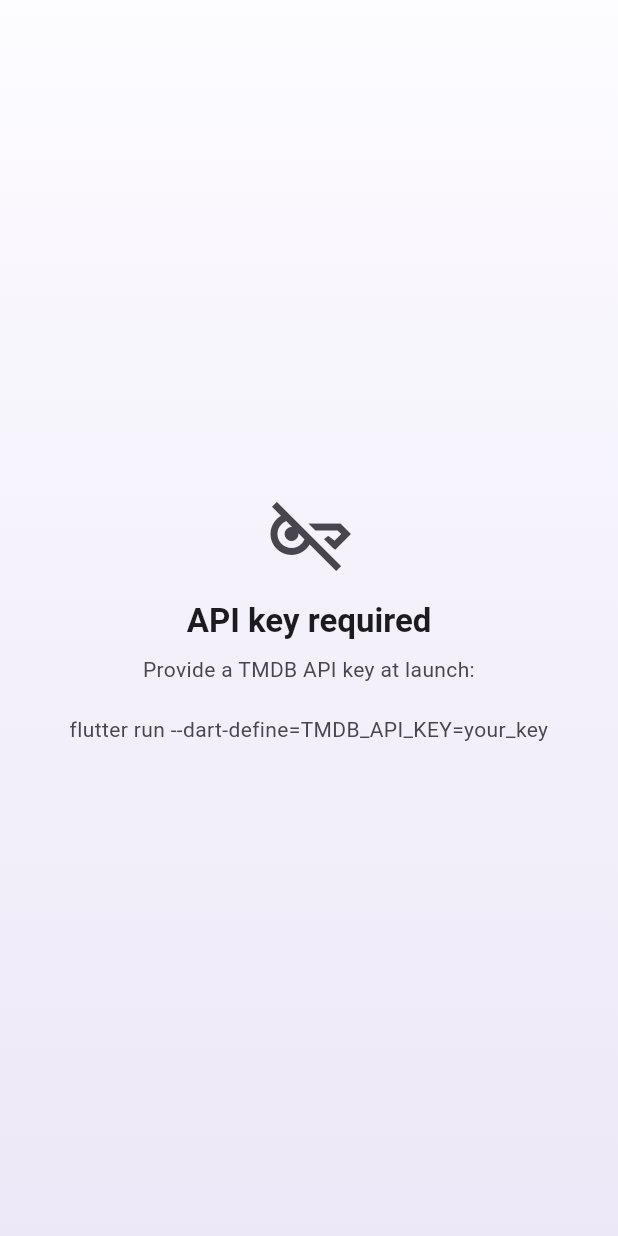
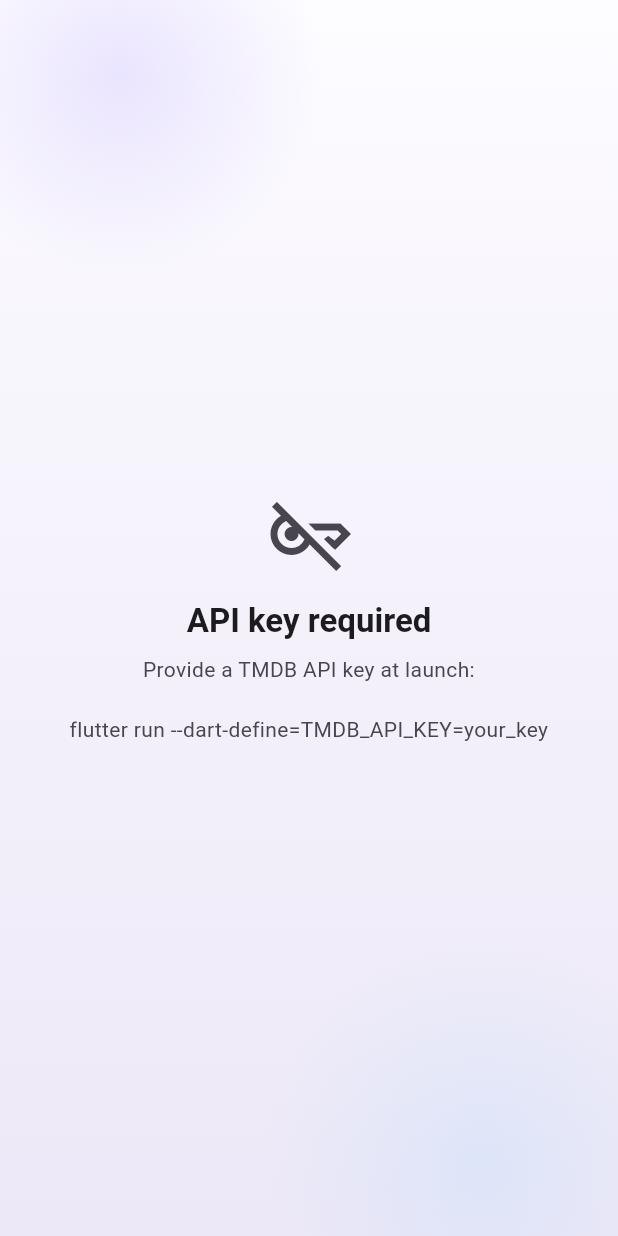
Before and after one commit to Mnh24/MovieNest-app, a Flutter app: the screen it shows after launch, on a phone screen of 412 x 824 dp. Run offline on Flutter 3.47's test engine with Material 3 defaults, Android fonts, the phone set to English and light mode, and no system bars; our stand-ins replace cached_network_image, dio, flutter_riverpod, shared_preferences.

Commit message:
Give the dark canvas frosted-glass depth with ambient orbs
Instead of a flat black fill, paint two soft, low-opacity radial colour
orbs bleeding in from opposite corners behind the content, so the black
reads as dark frosted glass with light diffusing behind it. Subtle in
light mode too. The orbs are fixed ambient light and ignore pointers.

```diff
--- a/lib/core/theme/app_theme.dart
+++ b/lib/core/theme/app_theme.dart
@@ -160,6 +160,18 @@
   @override
   Widget build(BuildContext context) {
     final brightness = Theme.of(context).brightness;
+    final isDark = brightness == Brightness.dark;
+
+    // Soft ambient colour "orbs" bleeding in from the corners give the black
+    // canvas a frosted-glass depth (light diffusing behind glass) instead of a
+    // flat fill. Kept low-opacity so content stays the focus.
+    final glowA = isDark
+        ? const Color(0xFF7C5CFC).withValues(alpha: 0.16)
+        : const Color(0xFF7C5CFC).withValues(alpha: 0.14);
+    final glowB = isDark
+        ? const Color(0xFF3F6BFF).withValues(alpha: 0.14)
+        : const Color(0xFF63C7FF).withValues(alpha: 0.12);
+
     return DecoratedBox(
       decoration: BoxDecoration(
         gradient: LinearGradient(
@@ -168,7 +180,47 @@
           colors: AppTheme.gradientFor(brightness),
         ),
       ),
-      child: child,
+      child: Stack(
+        children: [
+          Positioned(
+            top: -140,
+            left: -110,
+            child: _AmbientOrb(color: glowA, size: 380),
+          ),
+          Positioned(
+            bottom: -160,
+            right: -120,
+            child: _AmbientOrb(color: glowB, size: 420),
+          ),
+          Positioned.fill(child: child),
+        ],
+      ),
     );
   }
 }
+
+/// A soft radial glow disc used as ambient light behind the frosted-glass
+/// canvas. Fades from [color] at its centre to transparent at the edge.
+class _AmbientOrb extends StatelessWidget {
+  const _AmbientOrb({required this.color, required this.size});
+
+  final Color color;
+  final double size;
+
+  @override
+  Widget build(BuildContext context) {
+    return IgnorePointer(
+      child: Container(
+        width: size,
+        height: size,
+        decoration: BoxDecoration(
+          shape: BoxShape.circle,
+          gradient: RadialGradient(
+            colors: [color, color.withValues(alpha: 0), Colors.transparent],
+            stops: const [0, 0.7, 1],
+          ),
+        ),
+      ),
+    );
+  }
+}
```
